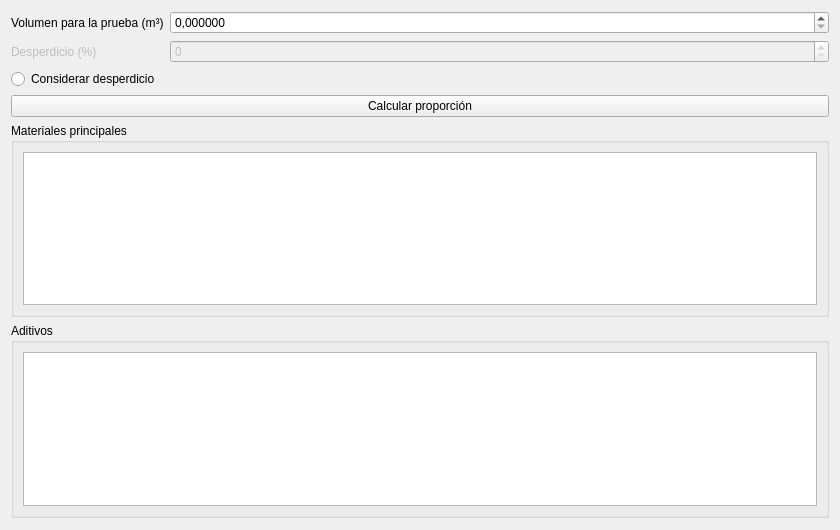
Before: the Qt Designer form gui/ui/trial_mix_widget.ui in AMK-ULTRA/Concretus, drawn with Qt 5.
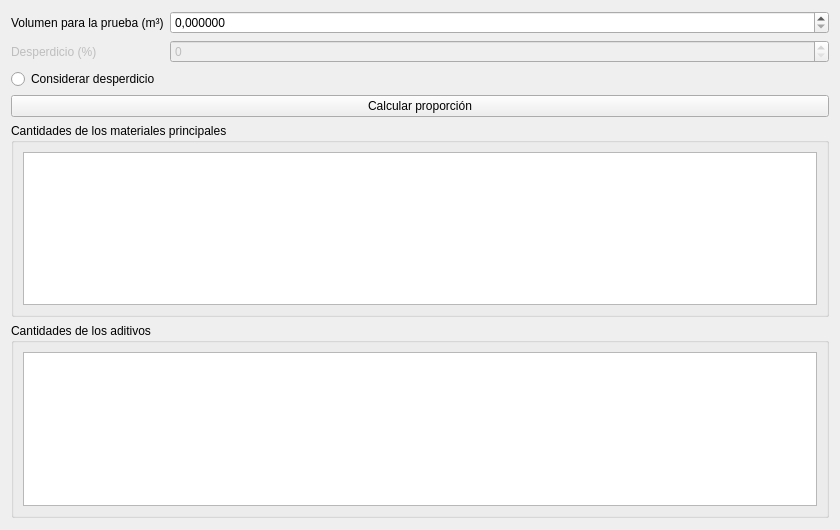
After: the same form once the commit is applied.

Patch:
```diff
--- a/gui/ui/trial_mix_widget.ui
+++ b/gui/ui/trial_mix_widget.ui
@@ -91,7 +91,7 @@
    <item>
     <widget class="QGroupBox" name="groupBox_materials">
      <property name="title">
-      <string>Materiales principales</string>
+      <string>Cantidades de los materiales principales</string>
      </property>
      <layout class="QGridLayout" name="gridLayout">
       <item row="0" column="0">
@@ -137,7 +137,7 @@
    <item>
     <widget class="QGroupBox" name="groupBox_admixtures">
      <property name="title">
-      <string>Aditivos</string>
+      <string>Cantidades de los aditivos</string>
      </property>
      <layout class="QGridLayout" name="gridLayout_2">
       <item row="0" column="0">
```
